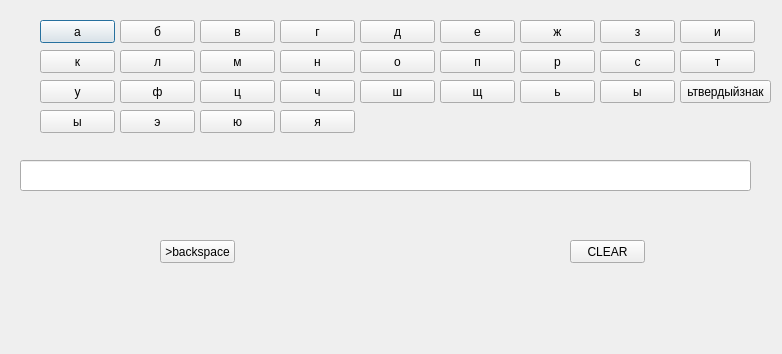
Before: the Qt Designer form 312456.ui in k1r1llya/main.py, drawn with Qt 5.
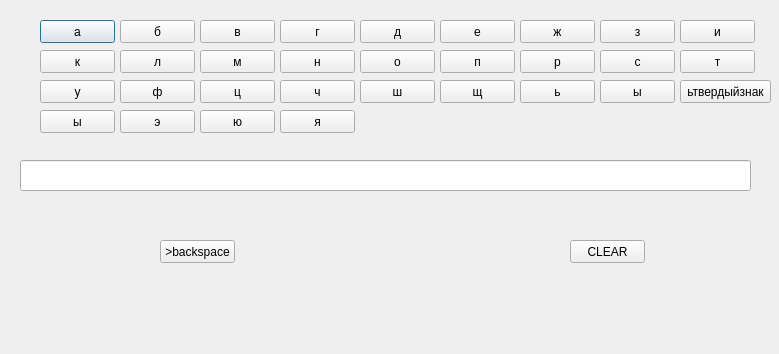
After: the same form once the commit is applied.

Diff of the .ui file:
```diff
--- a/312456.ui
+++ b/312456.ui
@@ -6,7 +6,7 @@
    <rect>
     <x>0</x>
     <y>0</y>
-    <width>782</width>
+    <width>779</width>
     <height>354</height>
    </rect>
   </property>
```
Left out of the diff: 15 changed lines with no effect on the pictures.
